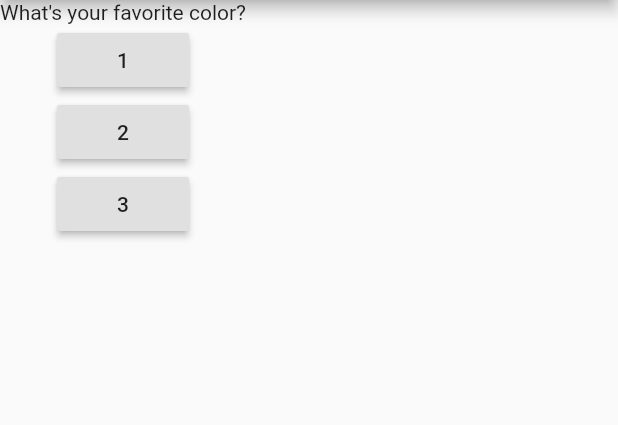
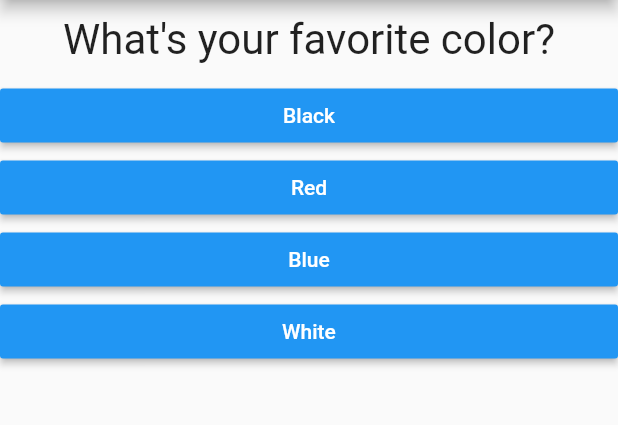
Before and after one commit to ZeSergey/Quiz_Flutter, a Flutter app: the screen it shows after launch, on a phone screen of 412 x 824 dp, the part 84-509 px from its top. Run offline on Flutter 3.47's test engine with Material 2 defaults, Android fonts, the phone set to English and light mode, and no system bars.

Commit message:
add answers buttons

```diff
--- /dev/null
+++ b/lib/answer.dart
@@ -0,0 +1,20 @@
+import 'package:flutter/material.dart';
+
+class Answer extends StatelessWidget {
+  final Function answerHandler;
+  final String answerText;
+  Answer(this.answerHandler, this.answerText);
+
+  @override
+  Widget build(BuildContext context) {
+    return Container(
+      width: double.infinity,
+      child: RaisedButton(
+        color: Colors.blue,
+        textColor: Colors.white,
+        onPressed: () => answerHandler(),
+        child: Text(answerText),
+      ),
+    );
+  }
+}
--- a/lib/main.dart
+++ b/lib/main.dart
@@ -1,5 +1,6 @@
 import 'package:flutter/material.dart';
 import 'question.dart';
+import 'answer.dart';
 
 void main() {
   runApp(MyApp());
@@ -12,10 +13,22 @@ class MyApp extends StatefulWidget {
 
 class _MyAppState extends State<MyApp> {
   num questionIndex = 0;
+
   var questions = [
-    'What\'s your favorite color?',
-    'What\'s your favorite animal?'
+    {
+      "questionText": 'What\'s your favorite color?',
+      'answers': ['Black', 'Red', 'Blue', 'White']
+    },
+    {
+      "questionText": 'What\'s your favorite animal?',
+      'answers': ['Rabbit', 'Snake', 'Elephant', 'Lion']
+    },
+    {
+      "questionText": 'Who\'s president of USA',
+      'answers': ['Donald', 'George', 'Bill', 'Barack']
+    },
   ];
+
   void answerQuestion() {
     setState(() {
       questionIndex = questionIndex + 1;
@@ -33,19 +46,10 @@ class _MyAppState extends State<MyApp> {
         ),
         body: Column(
           children: [
-            Question(questions[questionIndex]),
-            RaisedButton(
-              onPressed: () => answerQuestion(),
-              child: Text('1'),
-            ),
-            RaisedButton(
-              onPressed: () => print('2'),
-              child: Text('2'),
-            ),
-            RaisedButton(
-              onPressed: () => print('3'),
-              child: Text('3'),
-            ),
+            Question(questions[questionIndex]["questionText"]),
+            ...((questions[questionIndex]['answers'] as List).map((answer) {
+              return Answer(answerQuestion, answer);
+            })).toList()
           ],
         ),
       ),
--- a/lib/question.dart
+++ b/lib/question.dart
@@ -1,10 +1,18 @@
 import 'package:flutter/material.dart';
 
 class Question extends StatelessWidget {
-  final String question;
-  Question(this.question);
+  final String questionText;
+  Question(this.questionText);
   @override
   Widget build(BuildContext context) {
-    return Text(question);
+    return Container(
+      width: double.infinity,
+      margin: EdgeInsets.all(10.0),
+      child: Text(
+        questionText,
+        style: TextStyle(fontSize: 28.0),
+        textAlign: TextAlign.center,
+      ),
+    );
   }
 }
```
